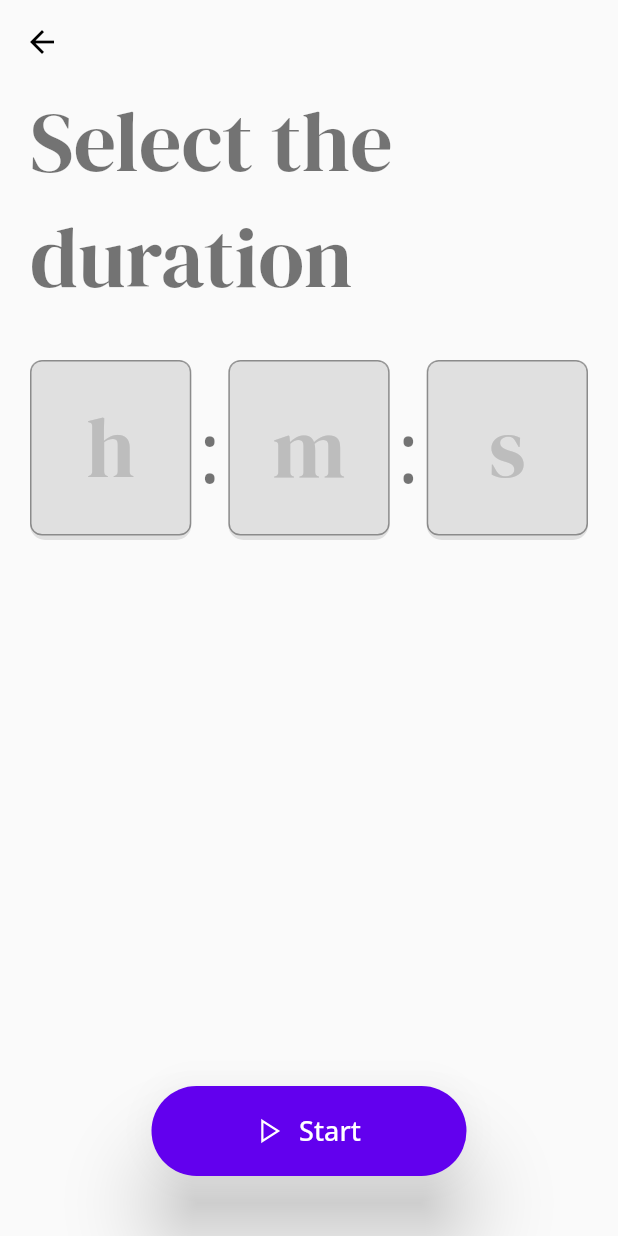
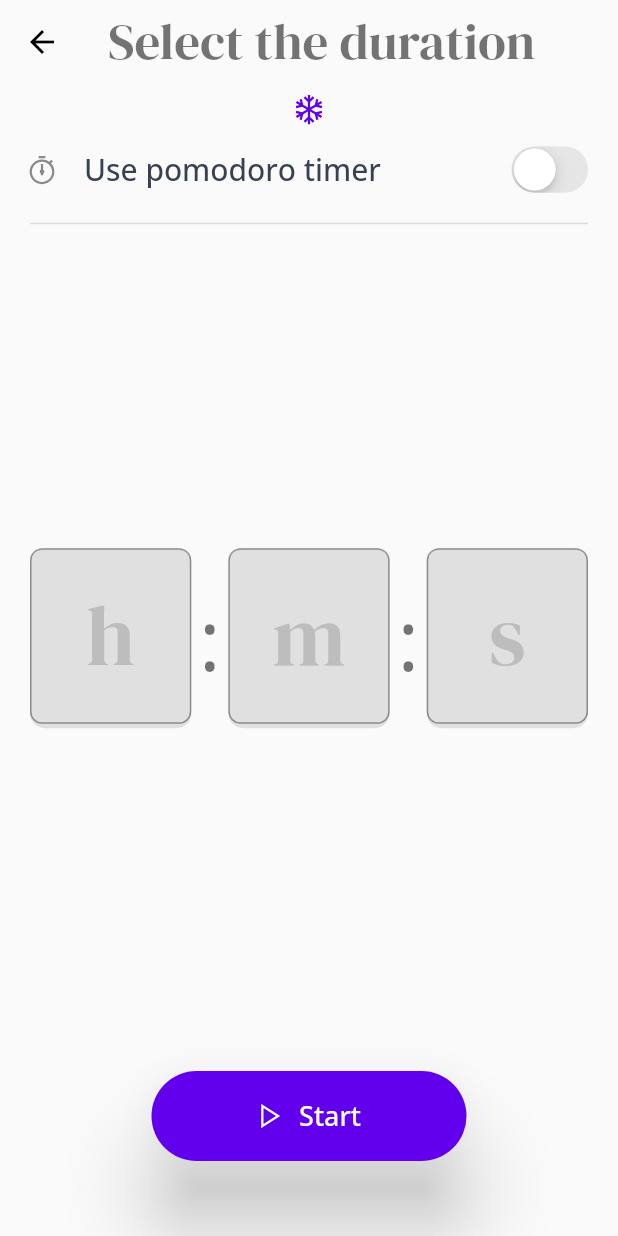
Before and after one commit to gaganyadav80/givtimer, a Flutter app: the _HomePageBody screen opened directly, after a tap on "Set timer", on a phone screen of 412 x 824 dp. Run offline on Flutter 3.47's test engine with Material 2 defaults, Android fonts, the light colour scheme and no system bars; our stand-ins replace bloc, equatable, firebase_auth, firebase_core, flutter_bloc, flutter_svg and 8 more; missing offline and left inert: firebase_auth_platform_interface, flow_builder, very_good_analysis; accounts and stored records are empty; generated files the repository leaves out were written again.

Commit message:
feat: adds pomodoro option in timer screen

```diff
--- a/lib/logic/logic.dart
+++ b/lib/logic/logic.dart
@@ -3,4 +3,5 @@ export 'home_cubit/home_cubit.dart';
 export 'login_cubit/login_cubit.dart';
 export 'settings_cubit/settings_cubit.dart';
 export 'signup_cubit/sign_up_cubit.dart';
+export 'timer_cubit/timer_cubit.dart';
 export 'verification_cubit/verification_cubit.dart';
--- /dev/null
+++ b/lib/logic/timer_cubit/timer_state.dart
@@ -0,0 +1,42 @@
+part of 'timer_cubit.dart';
+
+class TimerState extends Equatable {
+  const TimerState({
+    this.usePomodoro = false,
+    this.breakDuration = 5,
+    this.longBreakDuration = 15,
+    this.pomodoroCount = 4,
+    this.pomodoroDuration = 25,
+  });
+
+  final bool usePomodoro;
+  final double pomodoroDuration;
+  final double breakDuration;
+  final double longBreakDuration;
+  final double pomodoroCount;
+
+  @override
+  List<Object> get props => [
+        usePomodoro,
+        pomodoroDuration,
+        breakDuration,
+        longBreakDuration,
+        pomodoroCount
+      ];
+
+  TimerState copyWith({
+    bool? usePomodoro,
+    double? pomodoroDuration,
+    double? breakDuration,
+    double? longBreakDuration,
+    double? pomodoroCount,
+  }) {
+    return TimerState(
+      usePomodoro: usePomodoro ?? this.usePomodoro,
+      pomodoroDuration: pomodoroDuration ?? this.pomodoroDuration,
+      breakDuration: breakDuration ?? this.breakDuration,
+      longBreakDuration: longBreakDuration ?? this.longBreakDuration,
+      pomodoroCount: pomodoroCount ?? this.pomodoroCount,
+    );
+  }
+}
--- a/lib/pages/authentication/login/login_form.dart
+++ b/lib/pages/authentication/login/login_form.dart
@@ -34,7 +34,7 @@ class LoginForm extends StatelessWidget {
       },
       child: SingleChildScrollView(
         child: Padding(
-          padding: const EdgeInsets.symmetric(horizontal: 20),
+          padding: kDefaultHorizontalPadding,
           child: Column(
             mainAxisSize: MainAxisSize.min,
             crossAxisAlignment: CrossAxisAlignment.start,
--- a/lib/pages/authentication/signup/sign_up_form.dart
+++ b/lib/pages/authentication/signup/sign_up_form.dart
@@ -24,7 +24,7 @@ class SignUpForm extends StatelessWidget {
       },
       child: SingleChildScrollView(
         child: Padding(
-          padding: const EdgeInsets.symmetric(horizontal: 20),
+          padding: kDefaultHorizontalPadding,
           child: Column(
             crossAxisAlignment: CrossAxisAlignment.start,
             mainAxisSize: MainAxisSize.min,
--- a/lib/pages/settings/views/profile_page.dart
+++ b/lib/pages/settings/views/profile_page.dart
@@ -16,7 +16,7 @@ class ProfilePage extends StatelessWidget {
       appBar: AppBar(),
       body: SingleChildScrollView(
         child: Padding(
-          padding: const EdgeInsets.symmetric(horizontal: 20),
+          padding: kDefaultHorizontalPadding,
           child: Column(
             crossAxisAlignment: CrossAxisAlignment.start,
             children: [
--- a/lib/pages/timer/timer_page.dart
+++ b/lib/pages/timer/timer_page.dart
@@ -12,6 +12,8 @@ class TimerPage extends StatelessWidget {
   @override
   Widget build(BuildContext context) {
     return Center(
+      child: Padding(
+        padding: kDefaultHorizontalPadding,
         child: Column(
           mainAxisSize: MainAxisSize.min,
           children: [
@@ -38,6 +40,7 @@ class TimerPage extends StatelessWidget {
             ),
           ],
         ),
+      ),
     );
   }
 }
--- a/lib/pages/timer/views/set_alarm_page.dart
+++ b/lib/pages/timer/views/set_alarm_page.dart
@@ -11,7 +11,9 @@ class SetAlarmPage extends StatelessWidget {
         padding: const EdgeInsets.symmetric(horizontal: 20),
         child: Column(
           mainAxisSize: MainAxisSize.min,
-          children: [],
+          children: [
+            Container(),
+          ],
         ),
       ),
     );
--- a/lib/pages/timer/views/set_timer_page.dart
+++ b/lib/pages/timer/views/set_timer_page.dart
@@ -1,5 +1,10 @@
+import 'package:flutter/cupertino.dart';
 import 'package:flutter/material.dart';
-import 'package:flutter/services.dart';
+import 'package:flutter_bloc/flutter_bloc.dart';
+import 'package:givtimer/logic/logic.dart';
+import 'package:givtimer/pages/timer/views/widgets/timer_pomodoro.dart';
+import 'package:givtimer/pages/timer/views/widgets/timer_select_time.dart';
+import 'package:givtimer/theme.dart';
 import 'package:givtimer/utils/utils.dart';
 import 'package:givtimer/widgets/widgets.dart';
 import 'package:google_fonts/google_fonts.dart';
@@ -11,27 +16,96 @@ class SetTimerPage extends StatelessWidget {
 
   @override
   Widget build(BuildContext context) {
+    return BlocProvider(
+      create: (context) => TimerCubit(),
+      child: const _TimerPageBody(),
+    );
+  }
+}
+
+class _TimerPageBody extends StatefulWidget {
+  const _TimerPageBody({Key? key}) : super(key: key);
+
+  @override
+  State<_TimerPageBody> createState() => _TimerPageBodyState();
+}
+
+class _TimerPageBodyState extends State<_TimerPageBody>
+    with SingleTickerProviderStateMixin {
+  late final TabController _tabController;
+
+  @override
+  void initState() {
+    super.initState();
+    _tabController = TabController(vsync: this, length: 2);
+  }
+
+  @override
+  Widget build(BuildContext context) {
     return Scaffold(
-      appBar: AppBar(),
-      body: Padding(
-        padding: const EdgeInsets.symmetric(horizontal: 20),
-        child: Stack(
-          children: [
-            Column(
-              // mainAxisSize: MainAxisSize.min,
-              children: [
-                Text(
+      appBar: AppBar(
+        title: Text(
           'Select the duration',
           style: GoogleFonts.dmSerifDisplay(
-                    textStyle: Theme.of(context).textTheme.headline2,
+            textStyle: Theme.of(context).textTheme.headline4,
           ),
         ),
-                const VSpace(30),
-                _SelectTimeWidget(),
+      ),
+      body: Column(
+        mainAxisSize: MainAxisSize.min,
+        crossAxisAlignment: CrossAxisAlignment.start,
+        children: [
+          // Padding(
+          //   padding: kDefaultHorizontalPadding,
+          //   child: Text(
+          //     'Select the duration',
+          //     style: GoogleFonts.dmSerifDisplay(
+          //       textStyle: Theme.of(context).textTheme.headline4,
+          //     ),
+          //   ),
+          // ),
+          const Padding(
+            padding: EdgeInsets.only(top: 5),
+            child: Center(
+              child: Icon(LineIcons.snowflake, color: kPurpleColor),
+            ),
+          ),
+          BlocBuilder<TimerCubit, TimerState>(
+            buildWhen: (previous, current) =>
+                previous.usePomodoro != current.usePomodoro,
+            builder: (context, state) {
+              return ListTile(
+                title: 'Use pomodoro timer'.text.size(20).medium.gray700.make(),
+                horizontalTitleGap: 0,
+                leading: const Icon(LineIcons.stopwatch),
+                trailing: CupertinoSwitch(
+                  value: state.usePomodoro,
+                  activeColor: kPurpleColor,
+                  onChanged: (value) {
+                    context.read<TimerCubit>().usePomodoro(value);
+                    if (value) {
+                      _tabController.animateTo(1);
+                    } else {
+                      _tabController.animateTo(0);
+                    }
+                  },
+                ),
+              );
+            },
+          ),
+          const Divider(indent: 20, endIndent: 20, thickness: 1),
+          Expanded(
+            child: TabBarView(
+              controller: _tabController,
+              physics: const NeverScrollableScrollPhysics(),
+              children: const [
+                SelectTimeWidget(),
+                TimerPomodoroWidget(),
               ],
             ),
+          ),
           Padding(
-              padding: const EdgeInsets.only(bottom: 40),
+            padding: const EdgeInsets.only(bottom: 50, top: 20),
             child: Align(
               alignment: Alignment.bottomCenter,
               child: Hero(
@@ -46,114 +120,6 @@ class SetTimerPage extends StatelessWidget {
           ),
         ],
       ),
-      ),
     );
   }
 }
-
-class _SelectTimeWidget extends StatelessWidget {
-  @override
-  Widget build(BuildContext context) {
-    return Row(
-      children: [
-        Expanded(
-          child: Container(
-            height: 120,
-            width: 60,
-            decoration: BoxDecoration(
-              borderRadius: BorderRadius.circular(10),
-              color: Colors.grey[300],
-            ),
-            child: TextField(
-              style: GoogleFonts.dmSerifDisplay(
-                textStyle: Theme.of(context).textTheme.headline2,
-              ),
-              keyboardType: TextInputType.number,
-              textAlign: TextAlign.center,
-              inputFormatters: [
-                FilteringTextInputFormatter.digitsOnly,
-                LengthLimitingTextInputFormatter(2),
-                FilteringTextInputFormatter.allow(
-                  RegExp(r'^(2[0-4]|1[0-9]|[1-9])$'),
-                ),
-              ],
-              decoration: InputDecoration(
-                hintText: 'h',
-                hintStyle: GoogleFonts.dmSerifDisplay(
-                  textStyle: Theme.of(context).textTheme.headline2,
-                  color: Colors.grey[400],
-                ),
-              ),
-            ),
-          ),
-        ),
-        ':'.text.headline2(context).make().pSymmetric(h: 5),
-        Expanded(
-          child: Container(
-            height: 120,
-            width: 60,
-            decoration: BoxDecoration(
-              borderRadius: BorderRadius.circular(10),
-              color: Colors.grey[300],
-            ),
-            child: TextField(
-              style: GoogleFonts.dmSerifDisplay(
-                textStyle: Theme.of(context).textTheme.headline2,
-              ),
-              keyboardType: TextInputType.number,
-              textAlign: TextAlign.center,
-              inputFormatters: [
-                FilteringTextInputFormatter.digitsOnly,
-                LengthLimitingTextInputFormatter(2),
-                FilteringTextInputFormatter.allow(
-                  RegExp(r'^[0-5]?[0-9]$'),
-                ),
-              ],
-              decoration: InputDecoration(
-                hintText: 'm',
-                hintStyle: GoogleFonts.dmSerifDisplay(
-                  textStyle: Theme.of(context).textTheme.headline2,
-                  color: Colors.grey[400],
-                ),
-              ),
-            ),
-          ),
-        ),
-        ':'.text.headline2(context).make().pSymmetric(h: 5),
-        Expanded(
-          child: Container(
-            height: 120,
-            width: 60,
-            decoration: BoxDecoration(
-              borderRadius: BorderRadius.circular(10),
-              color: Colors.grey[300],
-            ),
-            child: TextField(
-              style: GoogleFonts.dmSerifDisplay(
-                textStyle: Theme.of(context).textTheme.headline2,
-              ),
-              // autofocus: true,
-              keyboardType: TextInputType.number,
-              textAlign: TextAlign.center,
-              inputFormatters: [
-                FilteringTextInputFormatter.digitsOnly,
-                LengthLimitingTextInputFormatter(2),
-                FilteringTextInputFormatter.allow(
-                  RegExp(r'^[0-5]?[0-9]$'),
-                ),
-              ],
-              decoration: InputDecoration(
-                // border: InputBorder.none,
-                hintText: 's',
-                hintStyle: GoogleFonts.dmSerifDisplay(
-                  textStyle: Theme.of(context).textTheme.headline2,
-                  color: Colors.grey[400],
-                ),
-              ),
-            ),
-          ),
-        ),
-      ],
-    );
-  }
-}
--- /dev/null
+++ b/lib/pages/timer/views/widgets/timer_select_time.dart
@@ -0,0 +1,117 @@
+import 'package:flutter/material.dart';
+import 'package:flutter/services.dart';
+import 'package:givtimer/utils/utils.dart';
+import 'package:google_fonts/google_fonts.dart';
+import 'package:velocity_x/velocity_x.dart';
+
+class SelectTimeWidget extends StatelessWidget {
+  const SelectTimeWidget({Key? key}) : super(key: key);
+
+  @override
+  Widget build(BuildContext context) {
+    return Padding(
+      padding: kDefaultHorizontalPadding,
+      child: Row(
+        children: [
+          Expanded(
+            child: Container(
+              height: 120,
+              width: 60,
+              decoration: BoxDecoration(
+                borderRadius: BorderRadius.circular(10),
+                color: Colors.grey[300],
+              ),
+              child: TextField(
+                style: GoogleFonts.dmSerifDisplay(
+                  textStyle: Theme.of(context).textTheme.headline2,
+                ),
+                keyboardType: TextInputType.number,
+                textAlign: TextAlign.center,
+                inputFormatters: [
+                  FilteringTextInputFormatter.digitsOnly,
+                  LengthLimitingTextInputFormatter(2),
+                  FilteringTextInputFormatter.allow(
+                    RegExp(r'^(2[0-4]|1[0-9]|[1-9])$'),
+                  ),
+                ],
+                decoration: InputDecoration(
+                  hintText: 'h',
+                  hintStyle: GoogleFonts.dmSerifDisplay(
+                    textStyle: Theme.of(context).textTheme.headline2,
+                    color: Colors.grey[400],
+                  ),
+                ),
+              ),
+            ),
+          ),
+          ':'.text.headline2(context).make().pSymmetric(h: 5),
+          Expanded(
+            child: Container(
+              height: 120,
+              width: 60,
+              decoration: BoxDecoration(
+                borderRadius: BorderRadius.circular(10),
+                color: Colors.grey[300],
+              ),
+              child: TextField(
+                style: GoogleFonts.dmSerifDisplay(
+                  textStyle: Theme.of(context).textTheme.headline2,
+                ),
+                keyboardType: TextInputType.number,
+                textAlign: TextAlign.center,
+                inputFormatters: [
+                  FilteringTextInputFormatter.digitsOnly,
+                  LengthLimitingTextInputFormatter(2),
+                  FilteringTextInputFormatter.allow(
+                    RegExp(r'^[0-5]?[0-9]$'),
+                  ),
+                ],
+                decoration: InputDecoration(
+                  hintText: 'm',
+                  hintStyle: GoogleFonts.dmSerifDisplay(
+                    textStyle: Theme.of(context).textTheme.headline2,
+                    color: Colors.grey[400],
+                  ),
+                ),
+              ),
+            ),
+          ),
+          ':'.text.headline2(context).make().pSymmetric(h: 5),
+          Expanded(
+            child: Container(
+              height: 120,
+              width: 60,
+              decoration: BoxDecoration(
+                borderRadius: BorderRadius.circular(10),
+                color: Colors.grey[300],
+              ),
+              child: TextField(
+                style: GoogleFonts.dmSerifDisplay(
+                  textStyle: Theme.of(context).textTheme.headline2,
+                ),
+                // autofocus: true,
+                keyboardType: TextInputType.number,
+                textAlign: TextAlign.center,
+                inputFormatters: [
+                  FilteringTextInputFormatter.digitsOnly,
+                  LengthLimitingTextInputFormatter(2),
+                  FilteringTextInputFormatter.allow(
+                    RegExp(r'^[0-5]?[0-9]$'),
+                  ),
+                ],
+                decoration: InputDecoration(
+                  // border: InputBorder.none,
+                  hintText: 's',
+                  hintStyle: GoogleFonts.dmSerifDisplay(
+                    textStyle: Theme.of(context).textTheme.headline2,
+                    color: Colors.grey[400],
+                  ),
+                ),
+              ),
+            ),
+          ),
+        ],
+      ),
+    );
+  }
+}
--- a/lib/theme.dart
+++ b/lib/theme.dart
@@ -1,6 +1,8 @@
 import 'package:flutter/material.dart';
 import 'package:givtimer/utils/utils.dart';
 import 'package:google_fonts/google_fonts.dart';
+
+const Color kPurpleColor = Color(0xFF6200ED);
 
 final theme = ThemeData(
   textTheme: GoogleFonts.openSansTextTheme(),
--- a/lib/utils/src/constants.dart
+++ b/lib/utils/src/constants.dart
@@ -12,6 +12,9 @@ final BorderRadius kBorderRadius = BorderRadius.circular(kDefaultRadius);
 
 const double kDefaultRadius = 8;
 
+const EdgeInsets kDefaultHorizontalPadding =
+    EdgeInsets.symmetric(horizontal: 20);
+
 final OutlineInputBorder kInputBorderStyle = OutlineInputBorder(
   borderRadius: kBorderRadius,
   borderSide: const BorderSide(
```
Also changed, not shown: lib/logic/timer_cubit/timer_cubit.dart (added, +30 -0 lines), lib/pages/timer/views/widgets/timer_pomodoro.dart (added, +154 -0 lines). Lines whose indentation alone changed are shown as unchanged.
